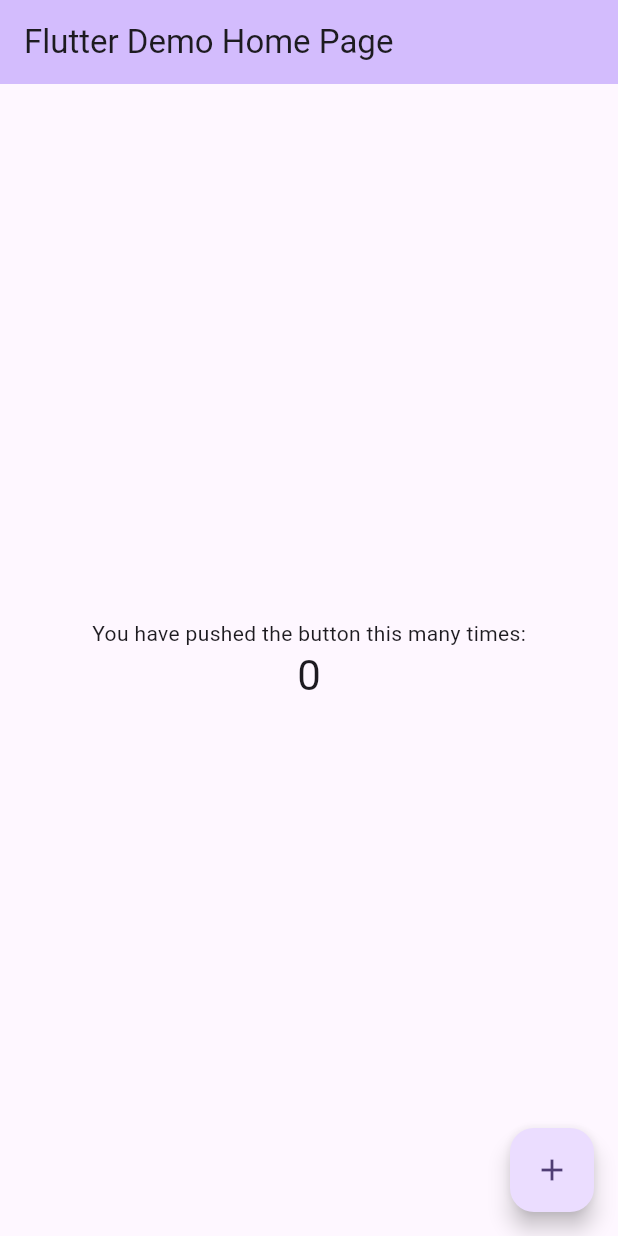
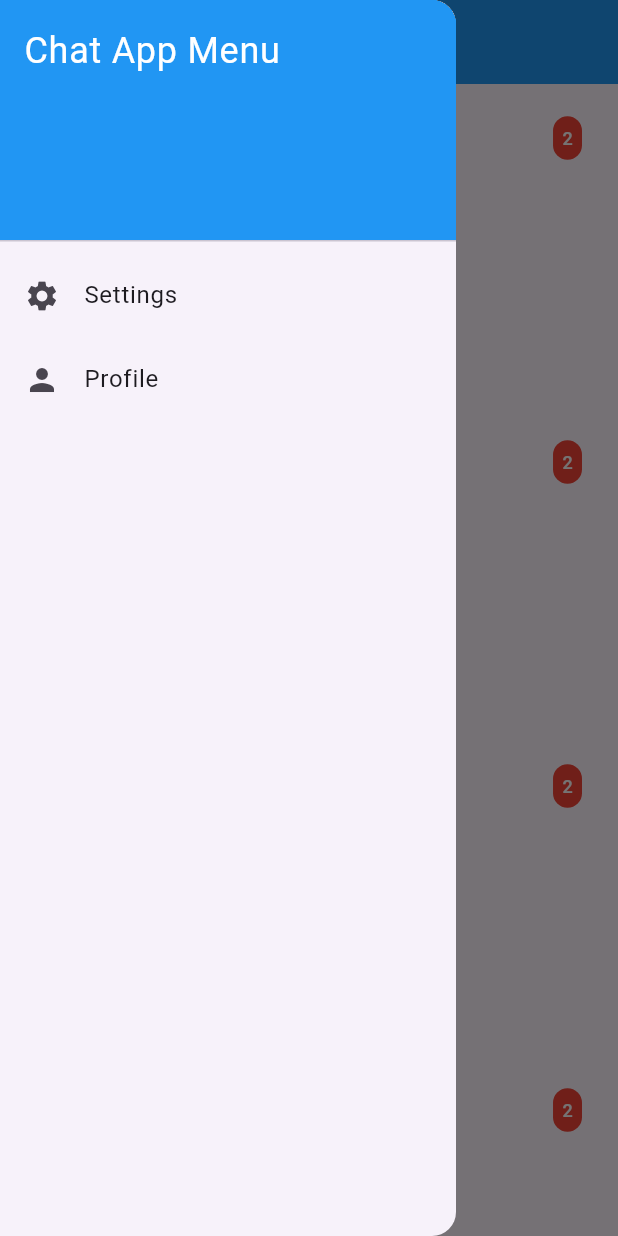
Before and after one commit to could-ai/01983ad0-6751-7ad8-9834-eb2869f1c935, a Flutter app: the screen it shows after launch, with the side drawer open (before the commit the screen has no drawer), on a phone screen of 412 x 824 dp. Run offline on Flutter 3.47's test engine with Material 3 defaults, Android fonts, the phone set to English and light mode, and no system bars; our stand-ins replace flutter_riverpod.

Commit message:
Add flutter_riverpod and vibration dependencies.; Set up MaterialApp with Riverpod, routes, and basic theming.; Create ChatListScreen UI with basic list and navigation.; Create ConversationScreen UI with message list and input field.; Create a basic ChatBubble widget.; Create AppDrawer widget with navigation to settings and profile.; Create Riverpod theme provider.; Create SettingsScreen with theme toggle.; Create ProfileScreen placeholder.

```diff
--- a/usr/lib/main.dart
+++ b/usr/lib/main.dart
@@ -1,120 +1,48 @@
 import 'package:flutter/material.dart';
+import 'package:flutter_riverpod/flutter_riverpod.dart';
+import 'package:chat_app/screens/chat_list_screen.dart';
+import 'package:chat_app/screens/conversation_screen.dart';
+import 'package:chat_app/screens/settings_screen.dart';
+import 'package:chat_app/screens/profile_screen.dart';
+import 'package:chat_app/providers/theme_provider.dart';
 
 void main() {
-  runApp(const MyApp());
+  runApp(const ProviderScope(child: MyApp()));
 }
 
-class MyApp extends StatelessWidget {
+class MyApp extends ConsumerWidget {
   const MyApp({super.key});
 
-  // This widget is the root of your application.
   @override
-  Widget build(BuildContext context) {
+  Widget build(BuildContext context, WidgetRef ref) {
+    final themeMode = ref.watch(themeProvider);
+
     return MaterialApp(
-      title: 'Flutter Demo',
-      debugShowCheckedModeBanner: false,
+      title: 'Chat App',
       theme: ThemeData(
-        // This is the theme of your application.
-        //
-        // TRY THIS: Try running your application with "flutter run". You'll see
-        // the application has a purple toolbar. Then, without quitting the app,
-        // try changing the seedColor in the colorScheme below to Colors.green
-        // and then invoke "hot reload" (save your changes or press the "hot
-        // reload" button in a Flutter-supported IDE, or press "r" if you used
-        // the command line to start the app).
-        //
-        // Notice that the counter didn't reset back to zero; the application
-        // state is not lost during the reload. To reset the state, use hot
-        // restart instead.
-        //
-        // This works for code too, not just values: Most code changes can be
-        // tested with just a hot reload.
-        colorScheme: ColorScheme.fromSeed(seedColor: Colors.deepPurple),
+        primarySwatch: Colors.blue,
+        brightness: Brightness.light,
+        appBarTheme: const AppBarTheme(
+          backgroundColor: Colors.blue,
+          foregroundColor: Colors.white,
+        ),
       ),
-      home: const MyHomePage(title: 'Flutter Demo Home Page'),
+      darkTheme: ThemeData(
+        primarySwatch: Colors.blueGrey,
+        brightness: Brightness.dark,
+        appBarTheme: const AppBarTheme(
+          backgroundColor: Colors.blueGrey,
+          foregroundColor: Colors.white,
+        ),
+      ),
+      themeMode: themeMode,
+      initialRoute: '/',
+      routes: {
+        '/': (context) => const ChatListScreen(),
+        '/conversation': (context) => const ConversationScreen(),
+        '/settings': (context) => const SettingsScreen(),
+        '/profile': (context) => const ProfileScreen(),
+      },
     );
   }
 }
-
-class MyHomePage extends StatefulWidget {
-  const MyHomePage({super.key, required this.title});
-
-  // This widget is the home page of your application. It is stateful, meaning
-  // that it has a State object (defined below) that contains fields that affect
-  // how it looks.
-
-  // This class is the configuration for the state. It holds the values (in this
-  // case the title) provided by the parent (in this case the App widget) and
-  // used by the build method of the State. Fields in a Widget subclass are
-  // always marked "final".
-
-  final String title;
-
-  @override
-  State<MyHomePage> createState() => _MyHomePageState();
-}
-
-class _MyHomePageState extends State<MyHomePage> {
-  int _counter = 0;
-
-  void _incrementCounter() {
-    setState(() {
-      // This call to setState tells the Flutter framework that something has
-      // changed in this State, which causes it to rerun the build method below
-      // so that the display can reflect the updated values. If we changed
-      // _counter without calling setState(), then the build method would not be
-      // called again, and so nothing would appear to happen.
-      _counter++;
-    });
-  }
-
-  @override
-  Widget build(BuildContext context) {
-    // This method is rerun every time setState is called, for instance as done
-    // by the _incrementCounter method above.
-    //
-    // The Flutter framework has been optimized to make rerunning build methods
-    // fast, so that you can just rebuild anything that needs updating rather
-    // than having to individually change instances of widgets.
-    return Scaffold(
-      appBar: AppBar(
-        // TRY THIS: Try changing the color here to a specific color (to
-        // Colors.amber, perhaps?) and trigger a hot reload to see the AppBar
-        // change color while the other colors stay the same.
-        backgroundColor: Theme.of(context).colorScheme.inversePrimary,
-        // Here we take the value from the MyHomePage object that was created by
-        // the App.build method, and use it to set our appbar title.
-        title: Text(widget.title),
-      ),
-      body: Center(
-        // Center is a layout widget. It takes a single child and positions it
-        // in the middle of the parent.
-        child: Column(
-          // Column is also a layout widget. It takes a list of children and
-          // arranges them vertically. By default, it sizes itself to fit its
-          // children horizontally, and tries to be as tall as its parent.
-          //
-          // Column has various properties to control how it sizes itself and
-          // how it positions its children. Here we use mainAxisAlignment to
-          // center the children vertically; the main axis here is the vertical
-          // axis because Columns are vertical (the cross axis would be
-          // horizontal).
-          //
-          // TRY THIS: Invoke "debug painting" (choose the "Toggle Debug Paint"
-          // action in the IDE, or press "p" in the console), to see the
-          // wireframe for each widget.
-          mainAxisAlignment: MainAxisAlignment.center,
-          children: <Widget>[
-            const Text('You have pushed the button this many times:'),
-            Text('$_counter', style: Theme.of(context).textTheme.headlineMedium),
-          ],
-        ),
-      ),
-      floatingActionButton: FloatingActionButton(
-        onPressed: _incrementCounter,
-        tooltip: 'Increment',
-        child: const Icon(Icons.add),
-      ), // This trailing comma makes auto-formatting nicer for build methods.
-    );
-  }
-}
--- /dev/null
+++ b/usr/lib/providers/theme_provider.dart
@@ -0,0 +1,18 @@
+import 'package:flutter/material.dart';
+import 'package:flutter_riverpod/flutter_riverpod.dart';
+
+final themeProvider = StateNotifierProvider<ThemeNotifier, ThemeMode>((ref) {
+  return ThemeNotifier();
+});
+
+class ThemeNotifier extends StateNotifier<ThemeMode> {
+  ThemeNotifier() : super(ThemeMode.system); // Default to system theme
+
+  void toggleTheme() {
+    state = state == ThemeMode.light ? ThemeMode.dark : ThemeMode.light;
+  }
+
+  void setTheme(ThemeMode mode) {
+    state = mode;
+  }
+}
--- /dev/null
+++ b/usr/lib/screens/chat_list_screen.dart
@@ -0,0 +1,51 @@
+import 'package:flutter/material.dart';
+import 'package:chat_app/widgets/app_drawer.dart';
+
+class ChatListScreen extends StatelessWidget {
+  const ChatListScreen({super.key});
+
+  @override
+  Widget build(BuildContext context) {
+    return Scaffold(
+      appBar: AppBar(
+        title: const Text('Chats'),
+      ),
+      drawer: const AppDrawer(),
+      body: ListView.builder(
+        itemCount: 10, // Placeholder for chat items
+        itemBuilder: (context, index) {
+          return ListTile(
+            leading: Hero(
+              tag: 'avatar-$index',
+              child: CircleAvatar(
+                child: Text('U$index'),
+              ),
+            ),
+            title: Text('User $index'),
+            subtitle: Text('Last message from User $index'),
+            trailing: index % 3 == 0
+                ? Container(
+                    padding: const EdgeInsets.all(6),
+                    decoration: BoxDecoration(
+                      color: Colors.red,
+                      borderRadius: BorderRadius.circular(10),
+                    ),
+                    child: const Text(
+                      '2',
+                      style: TextStyle(color: Colors.white, fontSize: 12),
+                    ),
+                  )
+                : null,
+            onTap: () {
+              Navigator.pushNamed(
+                context,
+                '/conversation',
+                arguments: {'userName': 'User $index', 'avatarTag': 'avatar-$index'},
+              );
+            },
+          );
+        },
+      ),
+    );
+  }
+}
--- /dev/null
+++ b/usr/lib/widgets/app_drawer.dart
@@ -0,0 +1,44 @@
+import 'package:flutter/material.dart';
+
+class AppDrawer extends StatelessWidget {
+  const AppDrawer({super.key});
+
+  @override
+  Widget build(BuildContext context) {
+    return Drawer(
+      child: ListView(
+        padding: EdgeInsets.zero,
+        children: <Widget>[
+          const DrawerHeader(
+            decoration: BoxDecoration(
+              color: Colors.blue,
+            ),
+            child: Text(
+              'Chat App Menu',
+              style: TextStyle(
+                color: Colors.white,
+                fontSize: 24,
+              ),
+            ),
+          ),
+          ListTile(
+            leading: const Icon(Icons.settings),
+            title: const Text('Settings'),
+            onTap: () {
+              Navigator.pop(context); // Close the drawer
+              Navigator.pushNamed(context, '/settings');
+            },
+          ),
+          ListTile(
+            leading: const Icon(Icons.person),
+            title: const Text('Profile'),
+            onTap: () {
+              Navigator.pop(context); // Close the drawer
+              Navigator.pushNamed(context, '/profile');
+            },
+          ),
+        ],
+      ),
+    );
+  }
+}
```
Also changed, not shown: usr/lib/screens/conversation_screen.dart (added, +76 -0 lines), usr/lib/screens/profile_screen.dart (added, +59 -0 lines), usr/lib/screens/settings_screen.dart (added, +49 -0 lines), usr/lib/widgets/chat_bubble.dart (added, +32 -0 lines), usr/pubspec.yaml (+15 -7 lines).
